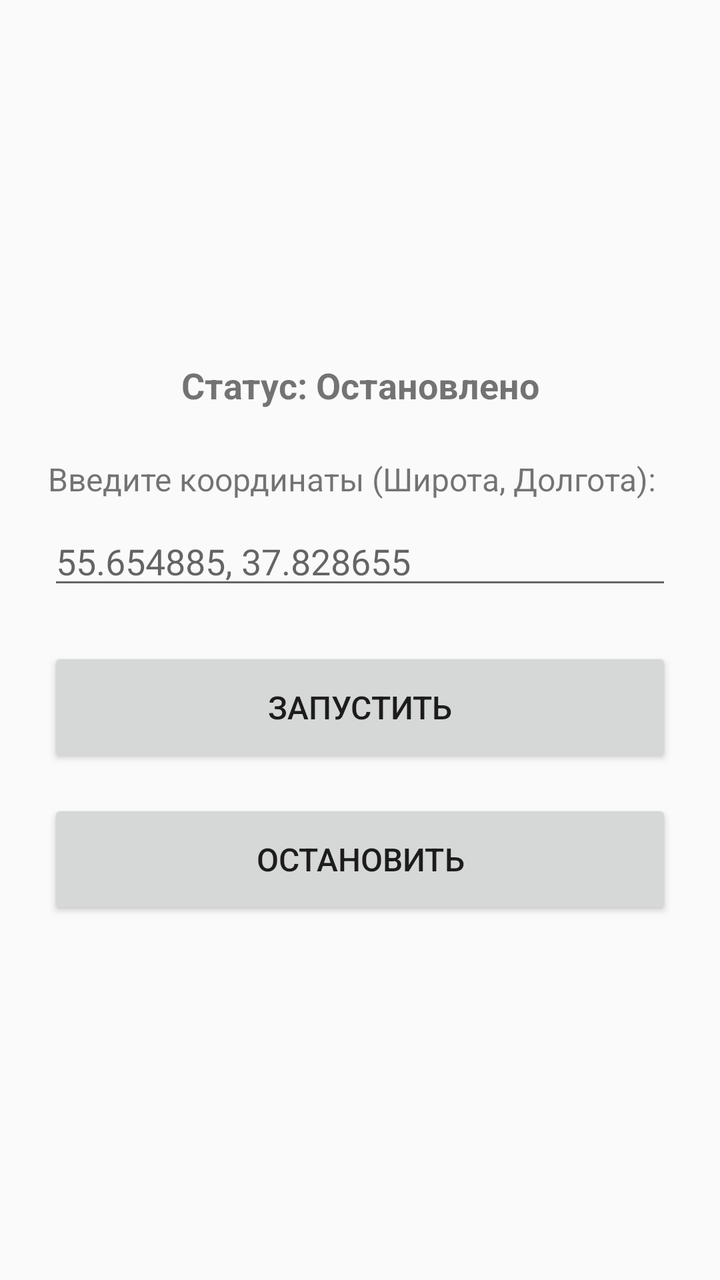
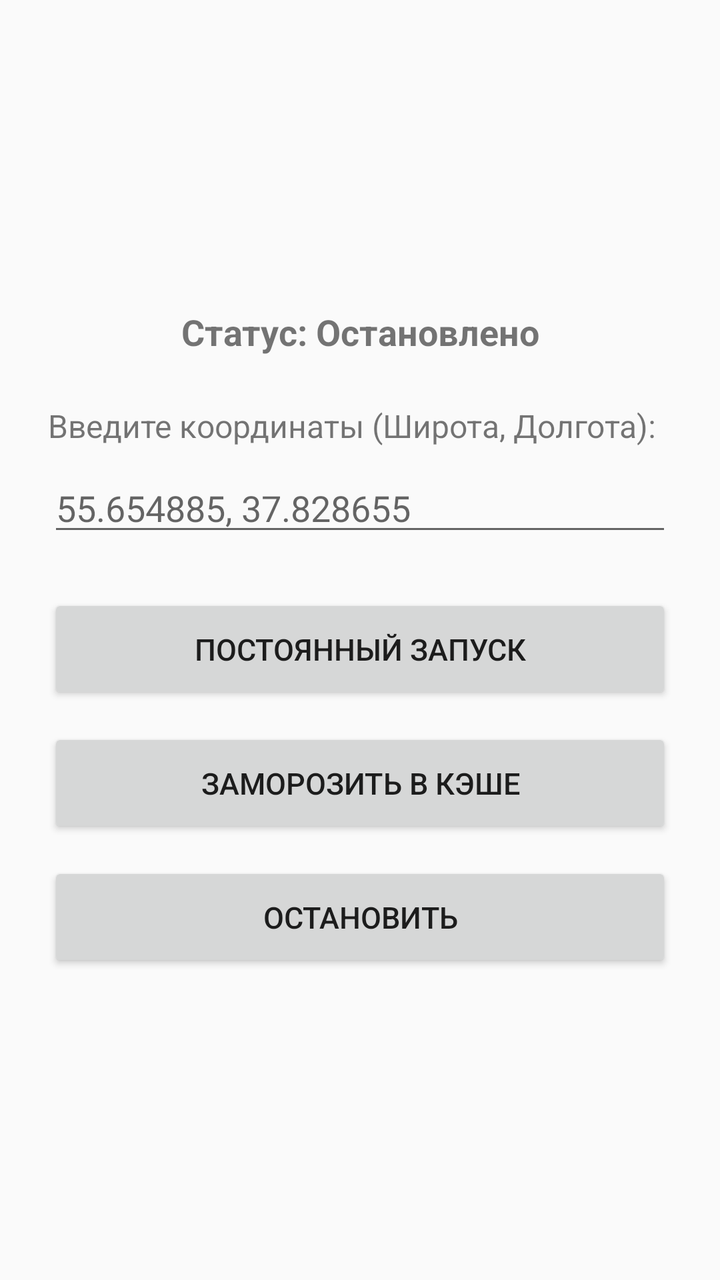

Two renders of the same Android screen: before a commit and after it. Below are the layout's source before the change and the commit's diff.
<!-- AndroidManifest.xml: application theme Theme.AppCompat.Light.DarkActionBar -->
<!-- res/layout/activity_main.xml -->
<?xml version="1.0" encoding="utf-8"?>
<LinearLayout xmlns:android="http://schemas.android.com/apk/res/android"
    android:layout_width="match_parent"
    android:layout_height="match_parent"
    android:orientation="vertical"
    android:padding="24dp"
    android:gravity="center">

    <TextView
        android:id="@+id/tvStatus"
        android:layout_width="match_parent"
        android:layout_height="wrap_content"
        android:text="Статус: Остановлено"
        android:textSize="18sp"
        android:textStyle="bold"
        android:gravity="center"
        android:layout_marginBottom="24dp"/>

    <TextView
        android:layout_width="match_parent"
        android:layout_height="wrap_content"
        android:text="Введите координаты (Широта, Долгота):"
        android:textSize="16sp"
        android:layout_marginBottom="8dp"/>

    <EditText
        android:id="@+id/etCoordinates"
        android:layout_width="match_parent"
        android:layout_height="wrap_content"
        android:hint="55.654885, 37.828655"
        android:inputType="text"
        android:layout_marginBottom="24dp"/>

    <Button
        android:id="@+id/btnStart"
        android:layout_width="match_parent"
        android:layout_height="60dp"
        android:text="ЗАПУСТИТЬ"
        android:textSize="16sp"
        android:layout_marginBottom="16dp"/>

    <Button
        android:id="@+id/btnStop"
        android:layout_width="match_parent"
        android:layout_height="60dp"
        android:text="ОСТАНОВИТЬ"
        android:textSize="16sp"/>

</LinearLayout>
<!-- resources referenced by this layout -->
<resources>

</resources>

<!-- the commit's change to res/layout/activity_main.xml (unified diff, before → after) -->
@@ -34,16 +34,24 @@
     <Button
         android:id="@+id/btnStart"
         android:layout_width="match_parent"
-        android:layout_height="60dp"
-        android:text="ЗАПУСТИТЬ"
-        android:textSize="16sp"
-        android:layout_marginBottom="16dp"/>
+        android:layout_height="55dp"
+        android:text="ПОСТОЯННЫЙ ЗАПУСК"
+        android:textSize="15sp"
+        android:layout_marginBottom="12dp"/>
+
+    <Button
+        android:id="@+id/btnFreeze"
+        android:layout_width="match_parent"
+        android:layout_height="55dp"
+        android:text="ЗАМОРОЗИТЬ В КЭШЕ"
+        android:textSize="15sp"
+        android:layout_marginBottom="12dp"/>
 
     <Button
         android:id="@+id/btnStop"
         android:layout_width="match_parent"
-        android:layout_height="60dp"
+        android:layout_height="55dp"
         android:text="ОСТАНОВИТЬ"
-        android:textSize="16sp"/>
+        android:textSize="15sp"/>
 
 </LinearLayout>
